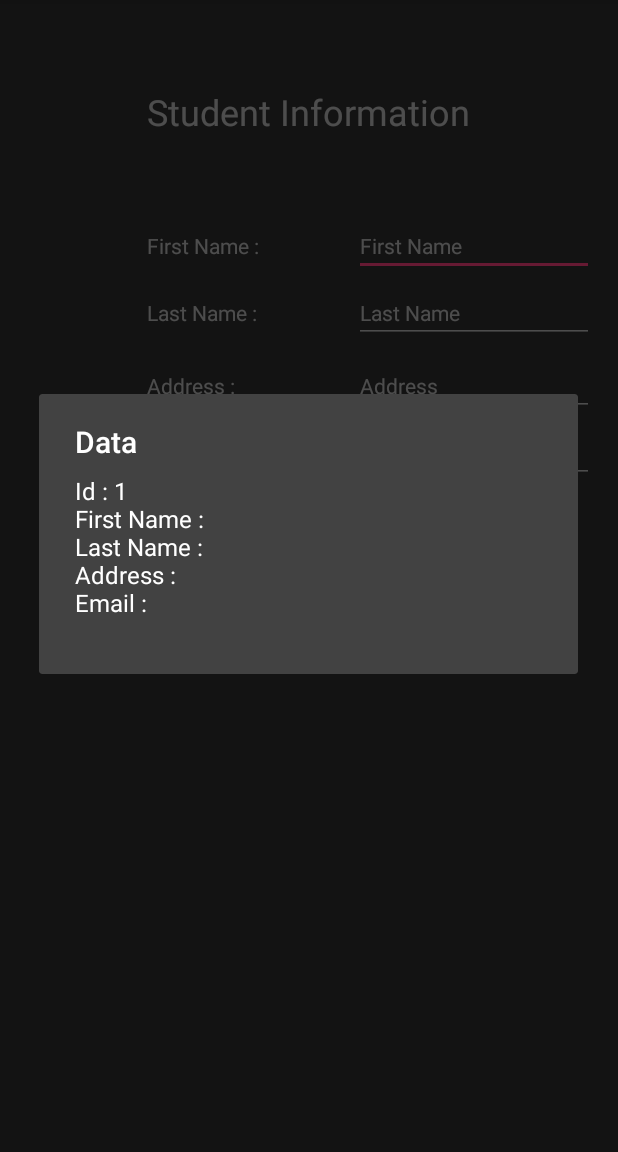
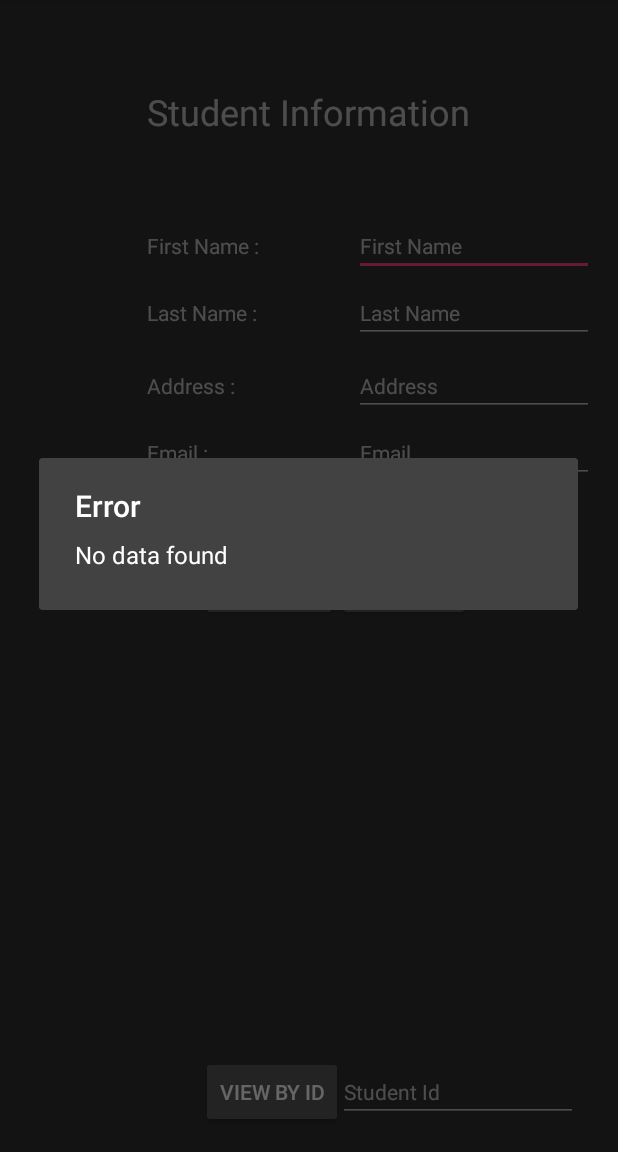
Before and after one commit to pranishres/android-tutorial, an Android app: the screen it shows after launch (MainActivity), after a tap on "VIEW ALL", on a phone screen of 412 x 824 dp, the part 84-1236 px from its top. Run offline under Robolectric (Android 15) with nearby library versions, the phone set to English and light mode, and no system bars; our stand-ins replace ButterKnife.

Commit message:
Added getById functionality

```diff
--- a/app/src/main/java/com/app/tutorial/android/sqlite_app/MainActivity.java
+++ b/app/src/main/java/com/app/tutorial/android/sqlite_app/MainActivity.java
@@ -18,10 +18,16 @@
     DatabaseConfig dbConfig;
 
     // Alternative to findViewById. Needs Butterknife dependencies
-    @BindView(R.id.editText_main_firstName) EditText firstName;
-    @BindView(R.id.editText_main_lastName) EditText lastName;
-    @BindView(R.id.editText_main_Address) EditText address;
-    @BindView(R.id.editText_main_email) EditText email;
+    @BindView(R.id.editText_main_firstName)
+    EditText firstName;
+    @BindView(R.id.editText_main_lastName)
+    EditText lastName;
+    @BindView(R.id.editText_main_Address)
+    EditText address;
+    @BindView(R.id.editText_main_email)
+    EditText email;
+    @BindView(R.id.editText_main_getById)
+    EditText getById;
 
     @Override
     protected void onCreate(Bundle savedInstanceState) {
@@ -34,8 +40,8 @@
 
     }
 
-    public void onButtonSubmit(View view){
-        Student student  = new Student();
+    public void onButtonSubmit(View view) {
+        Student student = new Student();
         student.setFirstName(firstName.getText().toString());
         student.setLastName(lastName.getText().toString());
         student.setAddress(address.getText().toString());
@@ -43,24 +49,24 @@
 
         Boolean result = dbConfig.insertData(student);
 
-        if(result){
-            System.out.println("Data has been inserted successfully" );
-            Toast.makeText(MainActivity.this, "Data has been inserted successfully" , Toast.LENGTH_SHORT);
-        }else {
-            System.out.println("Error while inserting data" );
-            Toast.makeText(MainActivity.this, "Error while inserting data" , Toast.LENGTH_SHORT);
+        if (result) {
+            System.out.println("Data has been inserted successfully");
+            Toast.makeText(MainActivity.this, "Data has been inserted successfully", Toast.LENGTH_SHORT);
+        } else {
+            System.out.println("Error while inserting data");
+            Toast.makeText(MainActivity.this, "Error while inserting data", Toast.LENGTH_SHORT);
         }
     }
 
-    public void getAllData(View view){
-        Cursor cursor =  dbConfig.getAllData();
-        if(cursor.getCount() == 0){
-            showMessage("Error" , "No data found");
+    public void getAllData(View view) {
+        Cursor cursor = dbConfig.getAllData();
+        if (cursor.getCount() == 0) {
+            showMessage("Error", "No data found");
             return;
         }
 
         StringBuffer stringBuffer = new StringBuffer();
-        while (cursor.moveToNext()){
+        while (cursor.moveToNext()) {
             stringBuffer.append("Id : " + cursor.getString(0) + "\n");
             stringBuffer.append("First Name : " + cursor.getString(1) + "\n");
             stringBuffer.append("Last Name : " + cursor.getString(2) + "\n");
@@ -68,12 +74,25 @@
             stringBuffer.append("Email : " + cursor.getString(4) + "\n");
         }
 
-        showMessage("Data" , stringBuffer.toString());
+        showMessage("Data", stringBuffer.toString());
 
     }
 
-    private void showMessage(String title , String message){
-        AlertDialog.Builder builder =   new AlertDialog.Builder(this);
+    public void getById(View view) {
+        Cursor cursor = dbConfig.getById(Integer.parseInt(getById.getText().toString()));
+
+        if (cursor.getCount() == 0) {
+            showMessage("Error", "No data found");
+            return;
+        }
+        while (cursor.moveToNext()) {
+            firstName.setText(cursor.getString(1));
+            lastName.setText(cursor.getString(2));
+        }
+    }
+
+    private void showMessage(String title, String message) {
+        AlertDialog.Builder builder = new AlertDialog.Builder(this);
         builder.setCancelable(true);
         builder.setTitle(title);
         builder.setMessage(message);
--- a/app/src/main/java/com/app/tutorial/android/sqlite_app/config/DatabaseConfig.java
+++ b/app/src/main/java/com/app/tutorial/android/sqlite_app/config/DatabaseConfig.java
@@ -36,7 +36,7 @@
         System.out.println("onCreate()");
 
         sqLiteDatabase.execSQL("CREATE TABLE " + DATABASE_TABLE + "(" + COLN_ID + " INTEGER PRIMARY KEY AUTOINCREMENT , " +
-                COLN_FIRST_NAME + " VARCHAR(30) ," +COLN_LAST_NAME+" varchar(30) ," + COLN_ADDRESS+ " VARCHAR(30) , "+ COLN_EMAIL+ " VARCHAR(30));");
+                COLN_FIRST_NAME + " VARCHAR(30) ," + COLN_LAST_NAME + " varchar(30) ," + COLN_ADDRESS + " VARCHAR(30) , " + COLN_EMAIL + " VARCHAR(30));");
 //        sqLiteDatabase.execSQL("CREATE TABLE student (ID INTEGER PRIMARY KEY , STUDENT VARCHAR(30));");
     }
 
@@ -49,20 +49,21 @@
 
     /**
      * Insert data
+     *
      * @param student - model object containing data to be inserted
      * @return success (true) / unsuccess (false)
      */
-    public boolean insertData(Student student){
+    public boolean insertData(Student student) {
         Boolean b;
         SQLiteDatabase sqLiteDatabase = this.getWritableDatabase();
 
         ContentValues contentValues = new ContentValues();
-        contentValues.put(COLN_FIRST_NAME , student.getFirstName());
-        contentValues.put(COLN_LAST_NAME , student.getLastName());
-        contentValues.put(COLN_ADDRESS , student.getAddress());
-        contentValues.put(COLN_EMAIL , student.getEmail());
+        contentValues.put(COLN_FIRST_NAME, student.getFirstName());
+        contentValues.put(COLN_LAST_NAME, student.getLastName());
+        contentValues.put(COLN_ADDRESS, student.getAddress());
+        contentValues.put(COLN_EMAIL, student.getEmail());
 
-        long result = sqLiteDatabase.insert(DATABASE_TABLE , null , contentValues);
+        long result = sqLiteDatabase.insert(DATABASE_TABLE, null, contentValues);
 
         b = result == -1 ? false : true;
 
@@ -71,11 +72,20 @@
 
     /**
      * Get all data from the database
+     *
      * @return data
      */
-    public Cursor getAllData(){
+    public Cursor getAllData() {
         SQLiteDatabase sqLiteDatabase = this.getWritableDatabase();
-        Cursor result = sqLiteDatabase.rawQuery("SELECT * FROM " +DATABASE_TABLE , null);
+
+        Cursor result = sqLiteDatabase.rawQuery("SELECT * FROM " + DATABASE_TABLE, null);
         return result;
     }
+
+    public Cursor getById(int id) {
+        SQLiteDatabase sqLiteDatabase = this.getWritableDatabase();
+        Cursor result = sqLiteDatabase.rawQuery("SELECT * FROM `" + DATABASE_TABLE + "` WHERE id = "+id , null);
+        return result;
+    }
+
 }
--- a/app/src/main/res/layout/activity_main.xml
+++ b/app/src/main/res/layout/activity_main.xml
@@ -117,24 +117,49 @@
         android:layout_alignParentEnd="true" />
 
     <Button
-        android:text="Submit"
+        android:text="View By Id"
         android:layout_width="wrap_content"
         android:layout_height="wrap_content"
-        android:layout_below="@+id/editText_main_email"
-        android:layout_alignLeft="@+id/textView_main_email"
-        android:layout_alignStart="@+id/textView_main_email"
-        android:layout_marginTop="46dp"
-        android:id="@+id/button2"
-        android:onClick="onButtonSubmit" />
+        android:id="@+id/button_main_viewById"
+        android:onClick="getById"
+        android:layout_alignParentBottom="true"
+        android:layout_alignLeft="@+id/button2"
+        android:layout_alignStart="@+id/button2" />
+
+    <EditText
+        android:layout_width="wrap_content"
+        android:layout_height="wrap_content"
+        android:inputType="textPersonName"
+        android:ems="10"
+        android:id="@+id/editText_main_getById"
+        android:textSize="14sp"
+        android:hint="Student Id"
+        android:layout_alignBaseline="@+id/button_main_viewById"
+        android:layout_alignBottom="@+id/button_main_viewById"
+        android:layout_alignLeft="@+id/btn_main_ViewAll"
+        android:layout_alignStart="@+id/btn_main_ViewAll" />
 
     <Button
         android:text="View All"
         android:layout_width="wrap_content"
         android:layout_height="wrap_content"
         android:id="@+id/btn_main_ViewAll"
+        android:onClick="getAllData"
         android:layout_alignBaseline="@+id/button2"
         android:layout_alignBottom="@+id/button2"
-        android:layout_alignLeft="@+id/editText_main_email"
-        android:layout_alignStart="@+id/editText_main_email"
-        android:onClick="getAllData" />
+        android:layout_alignRight="@+id/textView_activityMain_Title"
+        android:layout_alignEnd="@+id/textView_activityMain_Title" />
+
+    <Button
+        android:text="Add Data"
+        android:layout_width="wrap_content"
+        android:layout_height="wrap_content"
+        android:layout_marginTop="44dp"
+        android:id="@+id/button2"
+        android:onClick="onButtonSubmit"
+        android:layout_below="@+id/editText_main_email"
+        android:layout_toLeftOf="@+id/editText_main_email"
+        android:layout_toStartOf="@+id/editText_main_email"
+        android:layout_marginRight="11dp"
+        android:layout_marginEnd="11dp" />
 </RelativeLayout>
```
